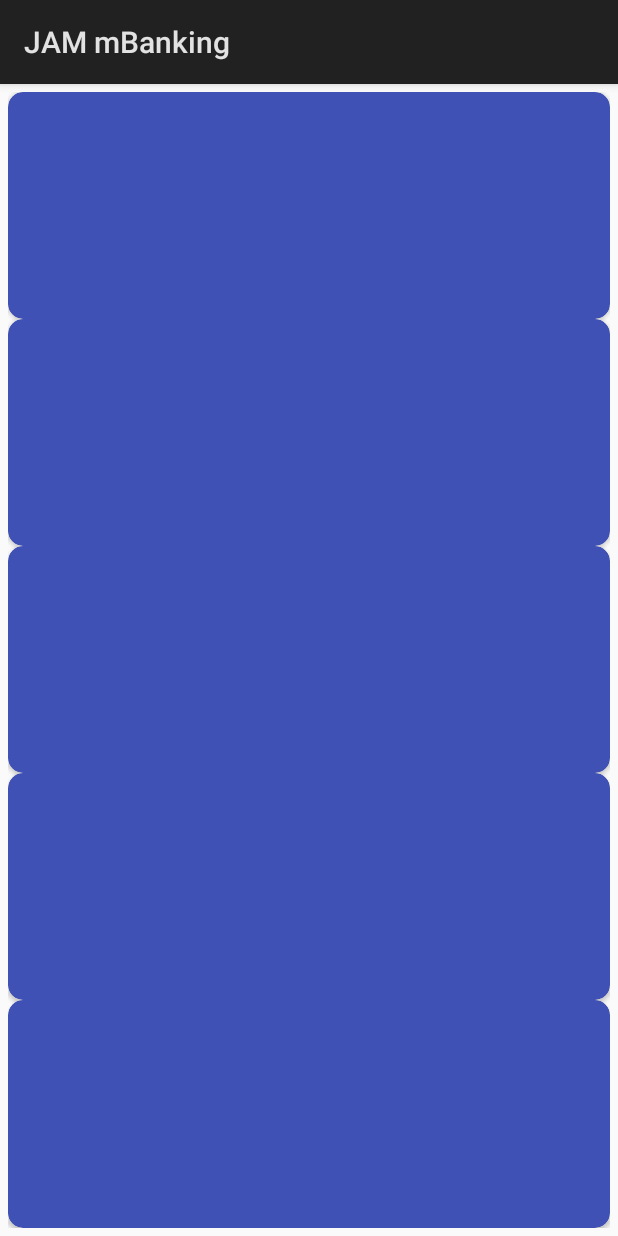
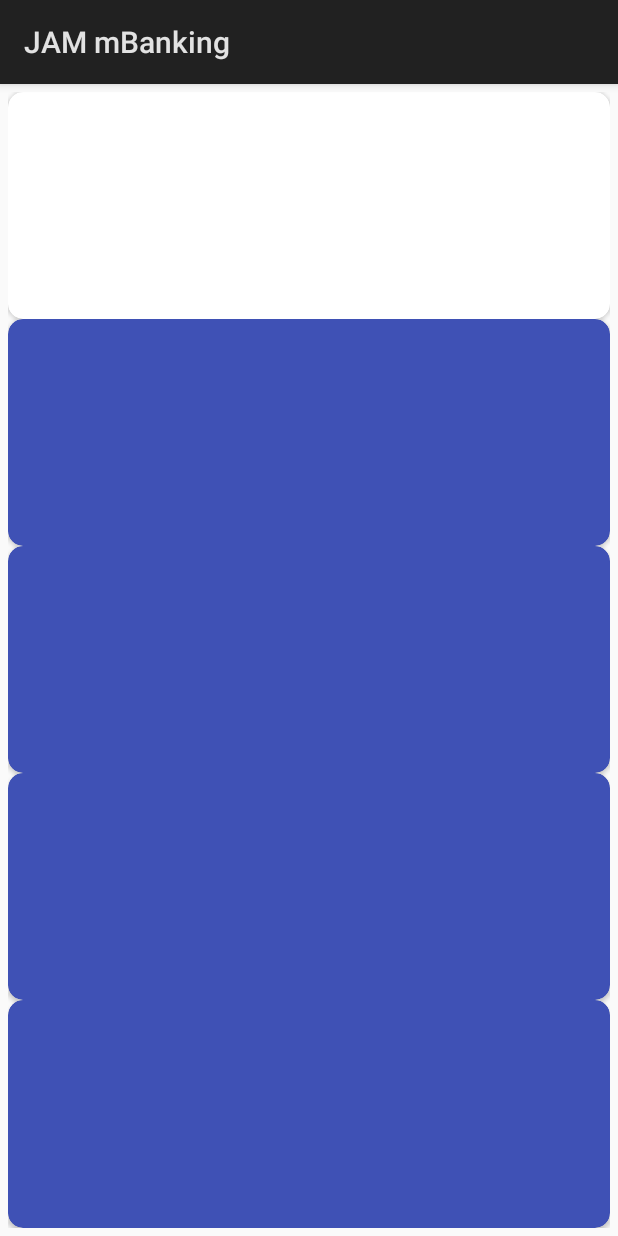
Before and after one commit to adithyaxx/JAMmBanking, an Android app: the TransactionsActivity screen opened directly, with no data from a screen before it, on a phone screen of 412 x 824 dp. Run offline under Robolectric (Android 15) with nearby library versions, the phone set to English and light mode, and no system bars.

Commit message:
Test commit

```diff
--- a/app/src/main/res/layout/activity_transactions.xml
+++ b/app/src/main/res/layout/activity_transactions.xml
@@ -22,8 +22,6 @@
             android:layout_height="wrap_content"
             android:id="@+id/cv1"
             android:layout_weight="1"
-            android:backgroundTint="@color/colorPrimary"
-            android:textColor="@android:color/white"
             android:onClick="esavingsButtonClick"
             card_view:cardCornerRadius="10dp" />
 
```
